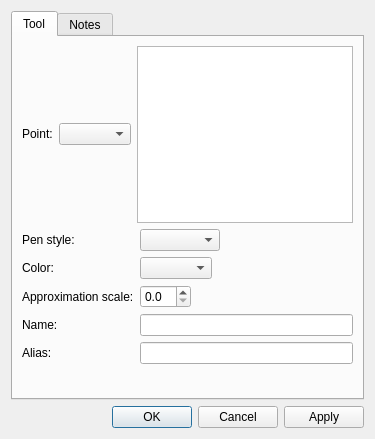
dismine/valentina, file src/libs/vtools/dialogs/tools/dialogcubicbezierpath.ui: the form before one commit.
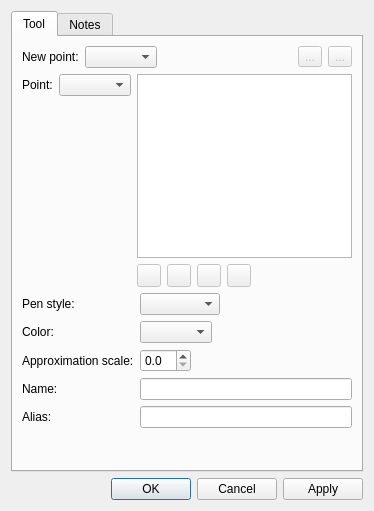
The form after the commit. Icons and pictures are not drawn.

Diff of the .ui file:
```diff
--- a/src/libs/vtools/dialogs/tools/dialogcubicbezierpath.ui
+++ b/src/libs/vtools/dialogs/tools/dialogcubicbezierpath.ui
@@ -6,8 +6,8 @@
    <rect>
     <x>0</x>
     <y>0</y>
-    <width>375</width>
-    <height>439</height>
+    <width>374</width>
+    <height>511</height>
    </rect>
   </property>
   <property name="windowTitle">
@@ -27,7 +27,62 @@
       <attribute name="title">
        <string>Tool</string>
       </attribute>
-      <layout class="QVBoxLayout" name="verticalLayout_2">
+      <layout class="QVBoxLayout" name="verticalLayout_5">
+       <item>
+        <layout class="QHBoxLayout" name="horizontalLayout_3">
+         <item>
+          <widget class="QLabel" name="label_3">
+           <property name="text">
+            <string>New point:</string>
+           </property>
+          </widget>
+         </item>
+         <item>
+          <widget class="QComboBox" name="comboBoxNewPoint"/>
+         </item>
+         <item>
+          <spacer name="horizontalSpacer_5">
+           <property name="orientation">
+            <enum>Qt::Horizontal</enum>
+           </property>
+           <property name="sizeHint" stdset="0">
+            <size>
+             <width>40</width>
+             <height>20</height>
+            </size>
+           </property>
+          </spacer>
+         </item>
+         <item>
+          <widget class="QToolButton" name="toolButtonAddPoint">
+           <property name="enabled">
+            <bool>false</bool>
+           </property>
+           <property name="text">
+            <string notr="true">...</string>
+           </property>
+           <property name="icon">
+            <iconset theme="list-add">
+             <normaloff>.</normaloff>.</iconset>
+           </property>
+          </widget>
+         </item>
+         <item>
+          <widget class="QToolButton" name="toolButtonRemovePoint">
+           <property name="enabled">
+            <bool>false</bool>
+           </property>
+           <property name="text">
+            <string>...</string>
+           </property>
+           <property name="icon">
+            <iconset theme="list-remove">
+             <normaloff>.</normaloff>.</iconset>
+           </property>
+          </widget>
+         </item>
+        </layout>
+       </item>
        <item>
         <layout class="QHBoxLayout" name="horizontalLayout">
          <item>
@@ -46,14 +101,116 @@
              </item>
             </layout>
            </item>
+           <item>
+            <spacer name="verticalSpacer_2">
+             <property name="orientation">
+              <enum>Qt::Vertical</enum>
+             </property>
+             <property name="sizeHint" stdset="0">
+              <size>
+               <width>20</width>
+               <height>40</height>
+              </size>
+             </property>
+            </spacer>
+           </item>
           </layout>
          </item>
          <item>
-          <widget class="QListWidget" name="listWidget">
-           <property name="toolTip">
-            <string>List of points</string>
-           </property>
-          </widget>
+          <layout class="QVBoxLayout" name="verticalLayout_2">
+           <item>
+            <widget class="QListWidget" name="listWidget">
+             <property name="toolTip">
+              <string>List of points</string>
+             </property>
+            </widget>
+           </item>
+           <item>
+            <layout class="QHBoxLayout" name="horizontalLayout_10">
+             <item alignment="Qt::AlignLeft">
+              <widget class="QToolButton" name="toolButtonTop">
+               <property name="enabled">
+                <bool>false</bool>
+               </property>
+               <property name="toolTip">
+                <string>Move on top</string>
+               </property>
+               <property name="text">
+                <string notr="true"/>
+               </property>
+               <property name="icon">
+                <iconset theme="go-top">
+                 <normaloff>../../../../app/tape</normaloff>../../../../app/tape</iconset>
+               </property>
+              </widget>
+             </item>
+             <item alignment="Qt::AlignLeft">
+              <widget class="QToolButton" name="toolButtonUp">
+               <property name="enabled">
+                <bool>false</bool>
+               </property>
+               <property name="toolTip">
+                <string>Move up</string>
+               </property>
+               <property name="text">
+                <string notr="true"/>
+               </property>
+               <property name="icon">
+                <iconset theme="go-up">
+                 <normaloff>../../../../app/tape</normaloff>../../../../app/tape</iconset>
+               </property>
+              </widget>
+             </item>
+             <item alignment="Qt::AlignLeft">
+              <widget class="QToolButton" name="toolButtonDown">
+               <property name="enabled">
+                <bool>false</bool>
+               </property>
+               <property name="toolTip">
+                <string>Move down</string>
+               </property>
+               <property name="text">
+                <string notr="true"/>
+               </property>
+               <property name="icon">
+                <iconset theme="go-down">
+                 <normaloff>../../../../app/tape</normaloff>../../../../app/tape</iconset>
+               </property>
+              </widget>
+             </item>
+             <item alignment="Qt::AlignLeft">
+              <widget class="QToolButton" name="toolButtonBottom">
+               <property name="enabled">
+                <bool>false</bool>
+               </property>
+               <property name="toolTip">
+                <string>Move on bottom</string>
+               </property>
+               <property name="text">
+                <string notr="true"/>
+               </property>
+               <property name="icon">
+                <iconset theme="go-bottom">
+                 <normaloff>../../../../app/tape</normaloff>../../../../app/tape</iconset>
+               </property>
+              </widget>
+             </item>
+             <item>
+              <spacer name="horizontalSpacer_6">
+               <property name="orientation">
+                <enum>Qt::Horizontal</enum>
+               </property>
+               <property name="sizeHint" stdset="0">
+                <size>
+                 <width>5000</width>
+                 <height>20</height>
+                </size>
+               </property>
+              </spacer>
+             </item>
+            </layout>
+           </item>
+          </layout>
          </item>
         </layout>
        </item>
```
